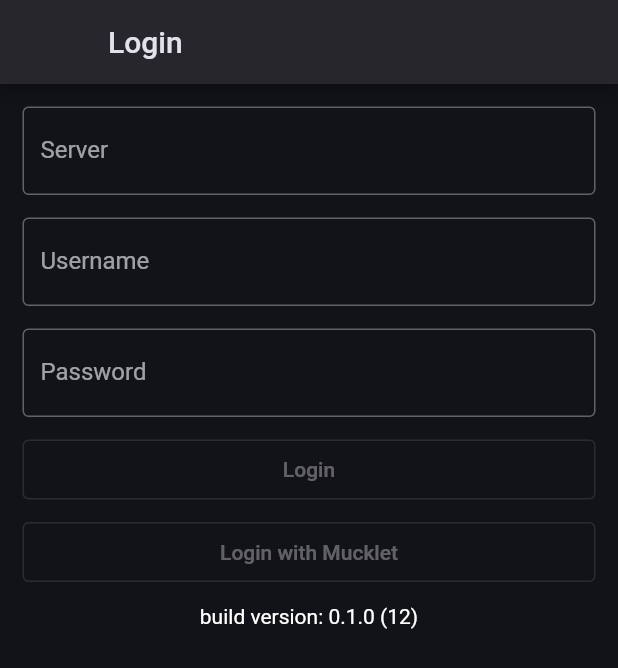
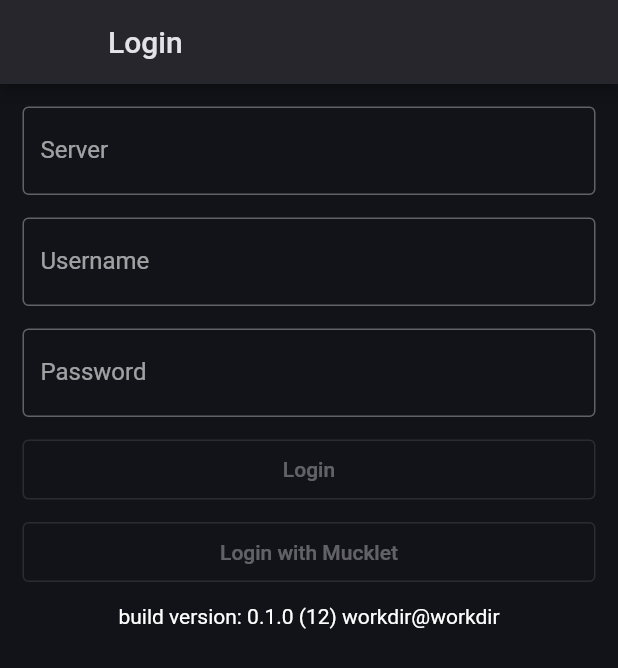
Before and after one commit to farcaller/ravenry, a Flutter app: the screen it shows after launch, on a phone screen of 412 x 824 dp. Shown: the top 668 px of the screen. Run offline on Flutter 3.47's test engine with Material 2 defaults, Android fonts, the phone set to English and light mode, and no system bars; our stand-ins replace firebase_core, firebase_crashlytics, flutter_mobx, flutter_secure_storage, flutter_spinkit, mobx and 1 more; missing offline and left inert: flutter_web_auth, glog, res_client, ulid; accounts and stored records are empty; generated files the repository leaves out were written again.

Commit message:
Show the git tag in the UI

```diff
--- a/lib/pages/login_page/login_page.dart
+++ b/lib/pages/login_page/login_page.dart
@@ -26,6 +26,8 @@ import 'package:flutter_mobx/flutter_mobx.dart';
 import 'package:package_info_plus/package_info_plus.dart';
 import 'package:provider/provider.dart';
 import 'package:ravenry/stores/store.dart';
+
+import '../../version.dart';
 
 const logger = GlogContext('login_page');
 
@@ -86,7 +88,8 @@ class _LoginPageState extends State<LoginPage> {
     final muckletApi = await _storage.read(key: kAuthMuckletApi);
 
     PackageInfo packageInfo = await PackageInfo.fromPlatform();
-    _version = '${packageInfo.version} (${packageInfo.buildNumber})';
+    _version =
+        '${packageInfo.version} (${packageInfo.buildNumber}) $kGitBranch@$kGitHash';
 
     if (!mounted) return;
     setState(() {
--- /dev/null
+++ b/lib/version.dart
@@ -0,0 +1,2 @@
+const kGitHash = 'workdir';
+const kGitBranch = 'workdir';
```
Also changed, not shown: 1 other file.
